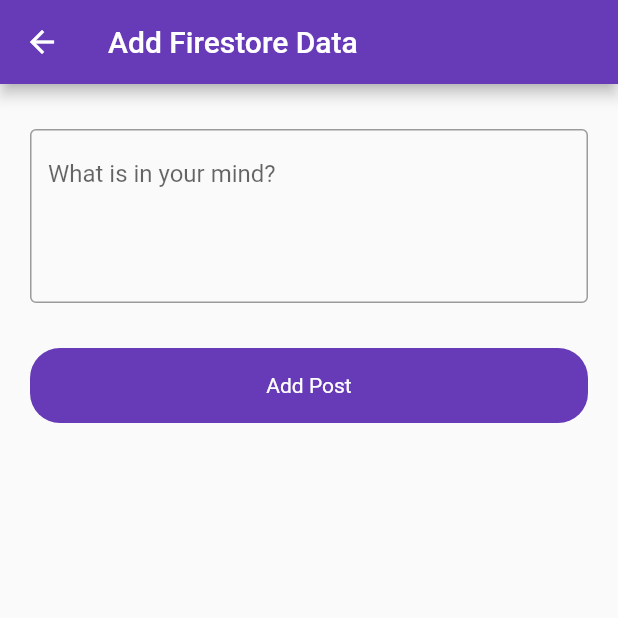
After one commit to azix-khan/evalution, a Flutter app: the AddFireStoreDataScreen screen opened directly, after a tap on "Add Post", on a phone screen of 412 x 824 dp, the top half of it. The commit adds this screen. Run offline on Flutter 3.47's test engine with Material 2 defaults, Android fonts, the phone set to English and light mode, and no system bars; our stand-ins replace cloud_firestore, firebase_auth, firebase_core, firebase_database; accounts and stored records are empty.

Commit message:
peactice on firestore

```diff
--- /dev/null
+++ b/lib/ui/firestore/add_firestore_data.dart
@@ -0,0 +1,68 @@
+import 'package:cloud_firestore/cloud_firestore.dart';
+import 'package:evalution/utils/utils.dart';
+import 'package:evalution/widgets/round_button.dart';
+import 'package:flutter/material.dart';
+
+class AddFireStoreDataScreen extends StatefulWidget {
+  const AddFireStoreDataScreen({super.key});
+
+  @override
+  State<AddFireStoreDataScreen> createState() => _AddFireStoreDataScreenState();
+}
+
+class _AddFireStoreDataScreenState extends State<AddFireStoreDataScreen> {
+  final postController = TextEditingController();
+  bool loading = false;
+  final fireStore = FirebaseFirestore.instance.collection('users');
+  @override
+  Widget build(BuildContext context) {
+    return Scaffold(
+      appBar: AppBar(
+        title: const Text('Add Firestore Data'),
+      ),
+      body: Padding(
+        padding: const EdgeInsets.symmetric(horizontal: 20),
+        child: Column(
+          children: [
+            const SizedBox(
+              height: 30,
+            ),
+            TextFormField(
+              maxLines: 4,
+              controller: postController,
+              decoration: const InputDecoration(
+                  hintText: 'What is in your mind?',
+                  border: OutlineInputBorder()),
+            ),
+            const SizedBox(
+              height: 30,
+            ),
+            RoundButton(
+                loading: loading,
+                title: 'Add Post',
+                onTap: () {
+                  setState(() {
+                    loading = true;
+                  });
+                  String id = DateTime.now().microsecondsSinceEpoch.toString();
+                  fireStore.doc(id).set({
+                    'title': postController.text.toString(),
+                    'id': id
+                  }).then((value) {
+                    Utils().toastMessage('Post Added to FireStore');
+                    setState(() {
+                      loading = false;
+                    });
+                  }).onError((error, stackTrace) {
+                    Utils().toastMessage(error.toString());
+                    setState(() {
+                      loading = false;
+                    });
+                  });
+                })
+          ],
+        ),
+      ),
+    );
+  }
+}
```
Also changed, not shown: lib/firebase_services/splash_services.dart (+6 -3 lines), lib/ui/firestore/firestore_list_screen.dart (added, +143 -0 lines), lib/ui/posts/post_screen.dart (+47 -3 lines).
